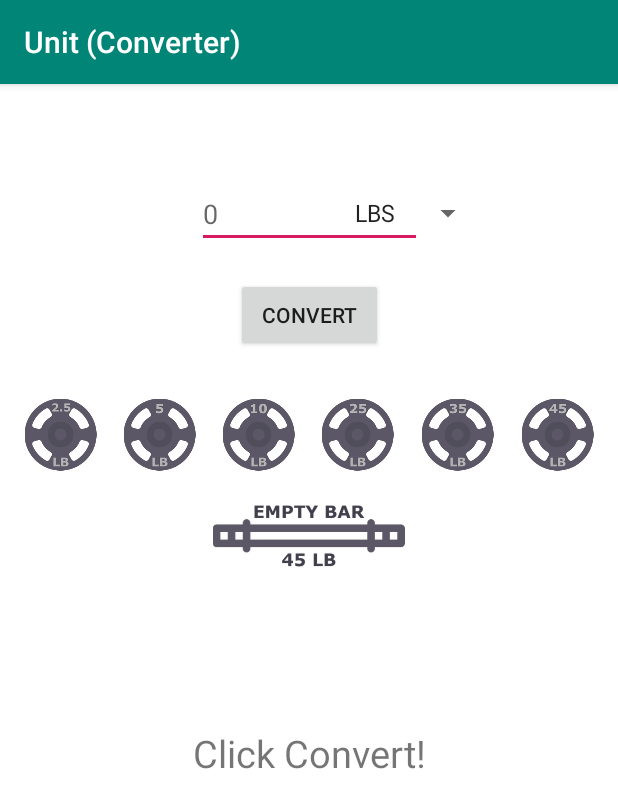
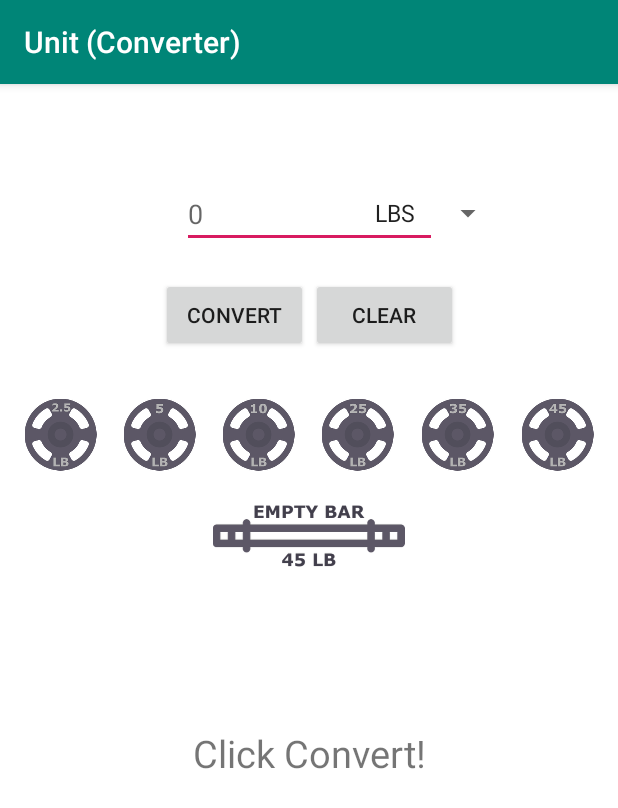
Before and after one commit to minchanhan/Gym-Weight-Converter, an Android app: the screen it shows after launch (MainActivity), on a phone screen of 412 x 824 dp. Shown: the top 808 px of the screen. Run offline under Robolectric (Android 15) with nearby library versions, the phone set to English and light mode, and no system bars.

Commit message:
Added clear button

```diff
--- a/app/src/main/java/com/example/unitconverter/MainActivity.java
+++ b/app/src/main/java/com/example/unitconverter/MainActivity.java
@@ -43,6 +43,7 @@ public class MainActivity extends AppCompatActivity implements AdapterView.OnIte
         spinUnit.setOnItemSelectedListener(this);
 
         Button btnConvert = findViewById(R.id.btnConvert);
+        Button btnClear = findViewById(R.id.btnClear);
 
         ImageButton lb2_5Btn = findViewById(R.id.lb2_5Btn);
         ImageButton lb5Btn = findViewById(R.id.lb5Btn);
@@ -64,6 +65,7 @@ public class MainActivity extends AppCompatActivity implements AdapterView.OnIte
 
         // Convert
         btnConvert.setOnClickListener(this);
+        btnClear.setOnClickListener(this);
 
         // Plate Increment
         lb2_5Btn.setOnClickListener(this);
@@ -188,6 +190,11 @@ public class MainActivity extends AppCompatActivity implements AdapterView.OnIte
                 }
                 inputWeight.onEditorAction(EditorInfo.IME_ACTION_DONE); // When convert is pressed, lower keyboard
                 break;
+            case R.id.btnClear:
+                input = 0f;
+                inputStr = Float.toString(input);
+                inputWeight.setText(inputStr);
+                break;
             case R.id.lb2_5Btn:
             case R.id.kg2_5Btn:
                 input += 2.5f; // Add to existing input number value, then convert to string and place in edit text
--- a/app/src/main/res/layout/activity_main.xml
+++ b/app/src/main/res/layout/activity_main.xml
@@ -12,12 +12,12 @@
         android:layout_width="wrap_content"
         android:layout_height="wrap_content"
         android:layout_marginTop="64dp"
-        android:width="150dp"
+        android:width="170dp"
         android:autofillHints=""
         android:ems="10"
         android:hint="@string/defaultZero"
         android:inputType="numberDecimal"
-        android:maxLength="9"
+        android:maxLength="10"
         app:layout_constraintEnd_toEndOf="parent"
         app:layout_constraintStart_toStartOf="parent"
         app:layout_constraintTop_toTopOf="parent" />
@@ -26,11 +26,11 @@
         android:id="@+id/spinUnit"
         android:layout_width="wrap_content"
         android:layout_height="wrap_content"
+
         android:layout_marginTop="74dp"
-
         android:textSize="21sp"
         app:layout_constraintEnd_toEndOf="parent"
-        app:layout_constraintHorizontal_bias="0.72"
+        app:layout_constraintHorizontal_bias="0.76"
         app:layout_constraintStart_toStartOf="parent"
         app:layout_constraintTop_toTopOf="parent" />
 
@@ -39,7 +39,21 @@
         android:layout_width="98dp"
         android:layout_height="49dp"
         android:layout_marginTop="20dp"
+        android:layout_marginEnd="100dp"
+        android:layout_marginRight="100dp"
         android:text="@string/convert"
+        app:layout_constraintEnd_toEndOf="parent"
+        app:layout_constraintStart_toStartOf="parent"
+        app:layout_constraintTop_toBottomOf="@+id/inputWeight" />
+
+    <Button
+        android:id="@+id/btnClear"
+        android:layout_width="98dp"
+        android:layout_height="49dp"
+        android:layout_marginStart="100dp"
+        android:layout_marginLeft="100dp"
+        android:layout_marginTop="20dp"
+        android:text="@string/clear"
         app:layout_constraintEnd_toEndOf="parent"
         app:layout_constraintStart_toStartOf="parent"
         app:layout_constraintTop_toBottomOf="@+id/inputWeight" />
--- a/app/src/main/res/values/strings.xml
+++ b/app/src/main/res/values/strings.xml
@@ -3,6 +3,7 @@
     <string name="defaultZero">0</string>
     <string name="defaultAnswer">Click Convert!</string>
     <string name="convert">Convert</string>
+    <string name="clear">Clear</string>
 
     <string name="AddsValue">Adds Value to number to be converted (To weight equivalent)</string>
 
```
